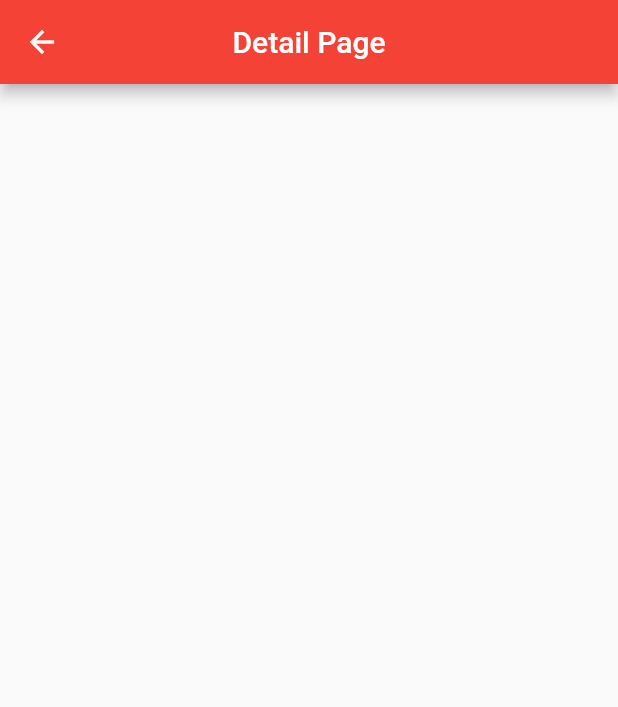
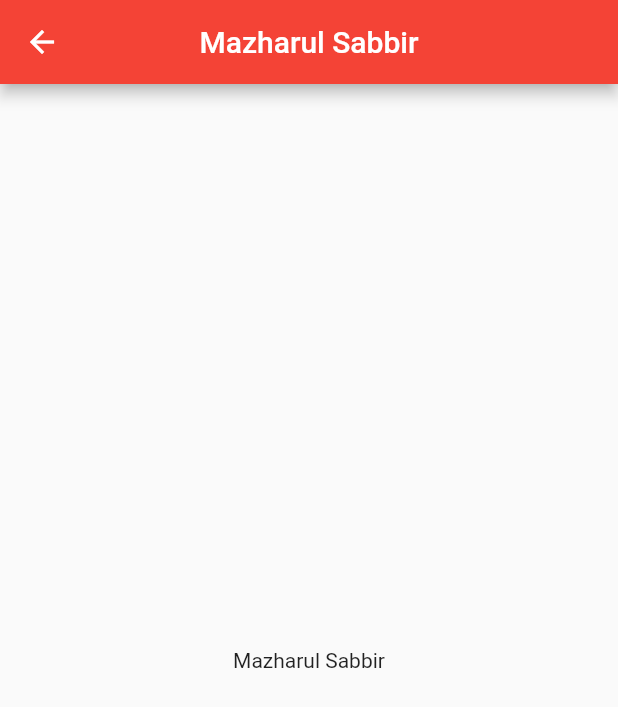
Before and after one commit to mazharulsabbir/dental_patient_management, a Flutter app: the screen it shows after launch, after a tap on "Mazharul Sabbir", on a phone screen of 412 x 824 dp. Shown: the top 707 px of the screen. Run offline on Flutter 3.47's test engine with Material 2 defaults, Android fonts, the phone set to English and light mode, and no system bars.

Commit message:
code cleanup

```diff
--- a/lib/widgets/patient_detail_page.dart
+++ b/lib/widgets/patient_detail_page.dart
@@ -1,18 +1,43 @@
+import 'package:dental_patient_management/model/patient.dart';
 import 'package:flutter/material.dart';
 
 class PatientDetailPage extends StatelessWidget {
+  final Patient _patient;
+  PatientDetailPage(this._patient);
+
   @override
   Widget build(BuildContext context) {
     return Scaffold(
       appBar: AppBar(
-        title: Text('Detail Page'),
+        title: Text(_patient.name),
         centerTitle: true,
         leading: IconButton(
           icon: Icon(Icons.arrow_back),
           onPressed: () {
-            Navigator.pop(context);//close this activity/page. go back to parent page
+            print('Exit from Patient Detail Page');
+            Navigator.pop(
+                context); //close this activity/page. go back to parent page
           },
         ),
+      ),
+      body: DetailOfPatient(_patient),
+    );
+  }
+}
+
+class DetailOfPatient extends StatefulWidget {
+  final Patient _patient;
+  DetailOfPatient(this._patient);
+  @override
+  _DetailOfPatientState createState() => _DetailOfPatientState();
+}
+
+class _DetailOfPatientState extends State<DetailOfPatient> {
+  @override
+  Widget build(BuildContext context) {
+    return Container(
+      child: Center(
+        child: Text(widget._patient.name),
       ),
     );
   }
--- a/lib/widgets/patinet_page.dart
+++ b/lib/widgets/patinet_page.dart
@@ -31,22 +31,22 @@ class _PatientListPageState extends State<PatientListPage> {
   Widget _listOfPatients() {
     List<Patient> patients = new List();
     var patient = new Patient("Mazharul Sabbir", '1825632294',
-        'Dhaka Bangladesh', 'Cap', 'Completed', '1000\$', '\$1000', '0\$');
+        'Dhaka Bangladesh', 'Cap', 'Completed', '1000', '1000', '0');
 
-    var patient1 = new Patient("Sabbir", '1825632294',
-        'Tangail Sadar', 'Scaling', '19 Jun', '5000\$', '\$1000', '4000\$');
+    var patient1 = new Patient("Sabbir", '1825632294', 'Tangail Sadar',
+        'Scaling', '19 Jun', '5000', '1000', '4000');
 
-    var patient2 = new Patient("Shuvo", '1234567892',
-        'Tangail New Bustand', 'R.C.T', '11 May', '10000\$', '\$7000', '3000\$');
+    var patient2 = new Patient("Shuvo", '1234567892', 'Tangail New Bustand',
+        'R.C.T', '11 May', '10000', '7000', '3000');
 
-    var patient3 = new Patient("Abdus Sattar", '1827453245',
-        'Dhaka Bangladesh', 'Filling', 'Completed', '500\$', '\$500', '0\$');
+    var patient3 = new Patient("Abdus Sattar", '1827453245', 'Dhaka Bangladesh',
+        'Filling', 'Completed', '500', '500', '0');
 
-    var patient4 = new Patient("Sabuj", '1992341245',
-        'Dhaka Bangladesh', 'Extraction', '1 Feb', '15000\$', '\$10000', '5000\$');
+    var patient4 = new Patient("Sabuj", '1992341245', 'Dhaka Bangladesh',
+        'Extraction', '1 Feb', '15000', '10000', '5000');
 
-    var patient5 = new Patient("Sadik", '1873467245',
-        'Dhaka Bangladesh', 'Palpectomy', 'Completed', '11000\$', '\$11000', '0\$');
+    var patient5 = new Patient("Sadik", '1873467245', 'Dhaka Bangladesh',
+        'Palpectomy', 'Completed', '11000', '11000', '0');
 
     patients.add(patient);
     patients.add(patient1);
@@ -66,6 +66,8 @@ class _PatientListPageState extends State<PatientListPage> {
     const double _margin_8 = 8.0;
     const double _margin_4 = 4.0;
 
+    final String _currency = '\৳';
+
     return Card(
         shape:
             RoundedRectangleBorder(borderRadius: BorderRadius.circular(16.0)),
@@ -74,8 +76,10 @@ class _PatientListPageState extends State<PatientListPage> {
         child: InkWell(
           onTap: () {
             //open detail page activity/page
-            Navigator.push(this.context,
-                MaterialPageRoute(builder: (context) => PatientDetailPage()));
+            Navigator.push(
+                this.context,
+                MaterialPageRoute(
+                    builder: (context) => PatientDetailPage(patients[p])));
             print('Tapped $p : ${patients[p].name}');
           },
           child: Container(
@@ -103,7 +107,7 @@ class _PatientListPageState extends State<PatientListPage> {
                             crossAxisAlignment: CrossAxisAlignment.end,
                             children: <Widget>[
                               Text(
-                                patients[p].total.toString(),
+                                '${patients[p].total} $_currency',
                                 style: TextStyle(
                                     fontSize: 18.0,
                                     fontWeight: FontWeight.bold),
@@ -131,7 +135,7 @@ class _PatientListPageState extends State<PatientListPage> {
                             children: <Widget>[
                               Text('Paid', style: TextStyle(fontSize: 10.0)),
                               Text(
-                                patients[p].paid.toString(),
+                                '$_currency ${patients[p].paid}',
                               ),
                             ],
                           ),
@@ -140,7 +144,7 @@ class _PatientListPageState extends State<PatientListPage> {
                             children: <Widget>[
                               Text('Due', style: TextStyle(fontSize: 10.0)),
                               Text(
-                                patients[p].due.toString(),
+                                '${patients[p].due} $_currency',
                               ),
                             ],
                           ),
```
